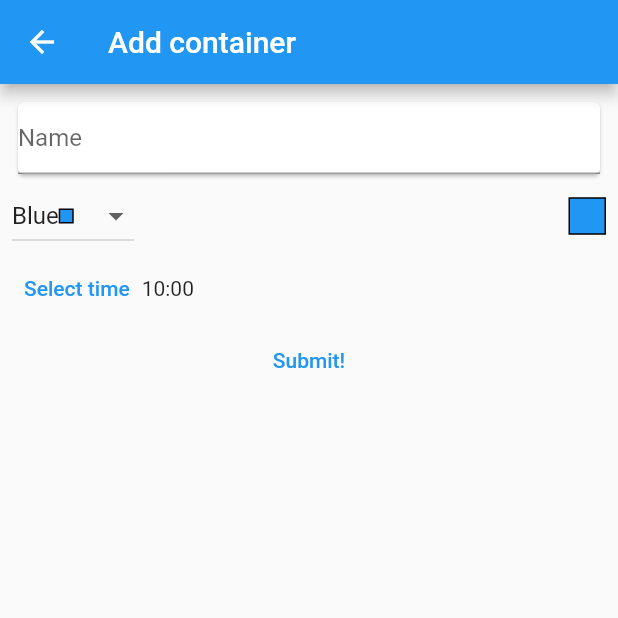
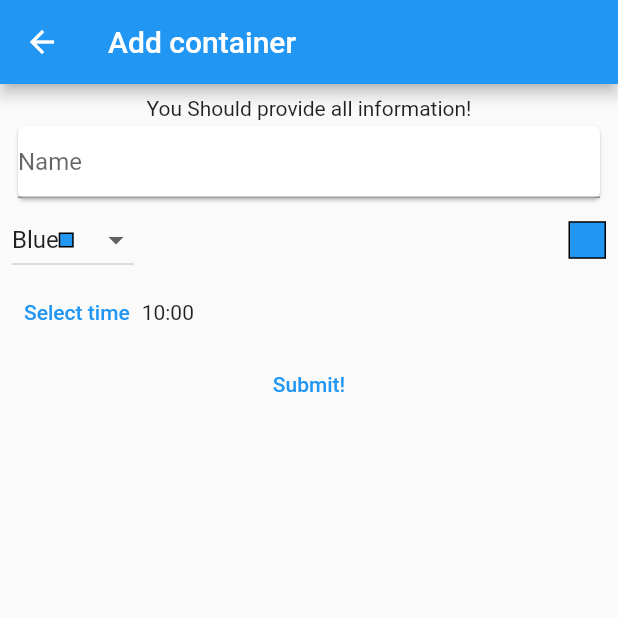
Before and after one commit to TesujiYose/flutter_meal_divider, a Flutter app: the AddContainerScreen screen opened directly, on a phone screen of 412 x 824 dp, the top half of it. Run offline on Flutter 3.47's test engine with Material 2 defaults, Android fonts, the phone set to English and light mode, and no system bars; our stand-ins replace hive, hive_flutter, pie_chart; accounts and stored records are empty; statements that could not run were skipped.

Commit message:
prepare to rebase

```diff
--- a/lib/screens/add_container_screen.dart
+++ b/lib/screens/add_container_screen.dart
@@ -40,6 +40,7 @@ class _AddContainerScreenState extends State<AddContainerScreen> {
         padding: const EdgeInsets.all(8.0),
         child: Column(
           children: [
+            Text('You Should provide all information!'),
             NameFormField(nameController: _nameController),
             Row(
               mainAxisAlignment: MainAxisAlignment.spaceBetween,
```
